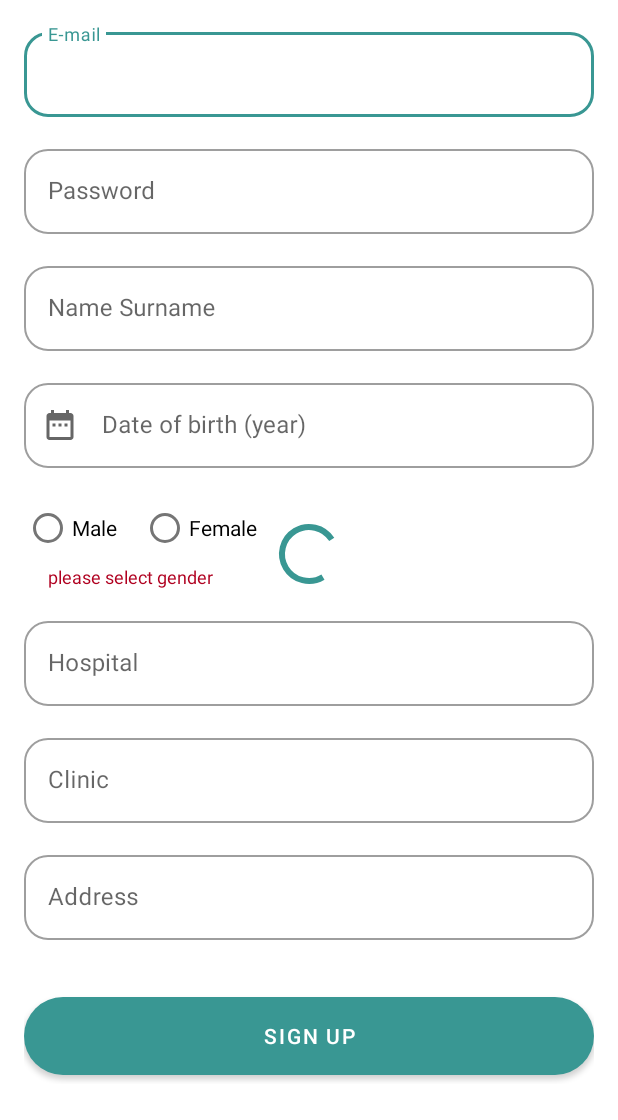
After one commit to envercelik/DoctorAppointmentSystem, an Android app: the layout fragment_doctor_signup.xml on its own in the app's theme, with its tools: preview values and no code run, on a phone screen of 412 x 824 dp. The commit adds this screen. Shown: the top 1120 px of the screen. Run offline under Robolectric (Android 15) with nearby library versions, the phone set to English and light mode, and no system bars.

Commit message:
create signup doctor ui

```diff
--- /dev/null
+++ b/app/src/main/java/com/envercelik/doctorappointmentsystem/ui/signup/SignupDoctorFragment.kt
@@ -0,0 +1,6 @@
+package com.envercelik.doctorappointmentsystem.ui.signup
+
+import androidx.fragment.app.Fragment
+
+class SignupDoctorFragment : Fragment() {
+}
--- /dev/null
+++ b/app/src/main/res/layout/fragment_doctor_signup.xml
@@ -0,0 +1,167 @@
+<?xml version="1.0" encoding="utf-8"?>
+<layout xmlns:android="http://schemas.android.com/apk/res/android"
+    xmlns:app="http://schemas.android.com/apk/res-auto"
+    xmlns:tools="http://schemas.android.com/tools">
+
+    <data>
+
+    </data>
+
+    <ScrollView
+        android:layout_width="match_parent"
+        android:layout_height="match_parent">
+
+        <FrameLayout
+            android:layout_width="match_parent"
+            android:layout_height="wrap_content">
+
+            <LinearLayout
+                android:layout_width="match_parent"
+                android:layout_height="wrap_content"
+                android:orientation="vertical"
+                android:padding="@dimen/padding_16"
+                tools:context=".ui.signup.SignupDoctorFragment">
+
+                <com.google.android.material.textfield.TextInputLayout
+                    android:id="@+id/textInputLayoutEmail"
+                    style="@style/roundedTextInputLayout"
+                    android:layout_width="match_parent"
+                    android:layout_height="wrap_content"
+                    android:hint="@string/email">
+
+                    <com.google.android.material.textfield.TextInputEditText
+                        android:layout_width="match_parent"
+                        android:layout_height="wrap_content"
+                        android:inputType="textEmailAddress" />
+                </com.google.android.material.textfield.TextInputLayout>
+
+                <com.google.android.material.textfield.TextInputLayout
+                    android:id="@+id/textInputLayoutPassword"
+                    style="@style/roundedTextInputLayout"
+                    android:layout_width="match_parent"
+                    android:layout_height="wrap_content"
+                    android:hint="@string/password">
+
+                    <com.google.android.material.textfield.TextInputEditText
+                        android:layout_width="match_parent"
+                        android:layout_height="wrap_content"
+                        android:inputType="textPassword"
+                        app:endIconMode="password_toggle" />
+                </com.google.android.material.textfield.TextInputLayout>
+
+                <com.google.android.material.textfield.TextInputLayout
+                    android:id="@+id/textInputLayoutNameSurname"
+                    style="@style/roundedTextInputLayout"
+                    android:layout_width="match_parent"
+                    android:layout_height="wrap_content"
+                    android:hint="@string/name_surname">
+
+                    <com.google.android.material.textfield.TextInputEditText
+                        android:layout_width="match_parent"
+                        android:layout_height="wrap_content"
+                        android:inputType="textPersonName" />
+                </com.google.android.material.textfield.TextInputLayout>
+
+                <com.google.android.material.textfield.TextInputLayout
+                    android:id="@+id/textInputLayoutBirthday"
+                    style="@style/roundedTextInputLayout"
+                    android:layout_width="match_parent"
+                    android:layout_height="wrap_content"
+                    android:hint="@string/birthday"
+                    app:startIconDrawable="@drawable/ic_baseline_date_range_24">
+
+                    <com.google.android.material.textfield.TextInputEditText
+                        android:layout_width="match_parent"
+                        android:layout_height="wrap_content"
+                        android:inputType="date"
+                        android:maxLength="4" />
+                </com.google.android.material.textfield.TextInputLayout>
+
+                <RadioGroup
+                    android:id="@+id/radioGroupGender"
+                    android:layout_width="match_parent"
+                    android:layout_height="wrap_content"
+                    android:orientation="horizontal">
+
+                    <RadioButton
+                        android:id="@+id/radioButtonMale"
+                        android:layout_width="wrap_content"
+                        android:layout_height="match_parent"
+                        android:layout_marginEnd="16dp"
+                        android:text="@string/male"
+                        android:value="1" />
+
+                    <RadioButton
+                        android:id="@+id/radioButtonFemale"
+                        android:layout_width="wrap_content"
+                        android:layout_height="match_parent"
+                        android:text="@string/female"
+                        android:value="2" />
+                </RadioGroup>
+
+                <TextView
+                    android:layout_width="wrap_content"
+                    android:layout_height="wrap_content"
+                    android:layout_marginStart="16dp"
+                    android:layout_marginBottom="16dp"
+                    android:text="@string/please_select_gender"
+                    android:textColor="@color/errorTextColor"
+                    android:textSize="12sp" />
+
+                <com.google.android.material.textfield.TextInputLayout
+                    android:id="@+id/textInputLayoutHospitalName"
+                    style="@style/roundedTextInputLayout"
+                    android:layout_width="match_parent"
+                    android:layout_height="wrap_content"
+                    android:hint="@string/hospital">
+
+                    <com.google.android.material.textfield.TextInputEditText
+                        android:layout_width="match_parent"
+                        android:layout_height="wrap_content"
+                        android:inputType="textPersonName" />
+                </com.google.android.material.textfield.TextInputLayout>
+
+                <com.google.android.material.textfield.TextInputLayout
+                    android:id="@+id/textInputLayoutClinicName"
+                    style="@style/roundedTextInputLayout"
+                    android:layout_width="match_parent"
+                    android:layout_height="wrap_content"
+                    android:hint="@string/clinic">
+
+                    <com.google.android.material.textfield.TextInputEditText
+                        android:layout_width="match_parent"
+                        android:layout_height="wrap_content"
+                        android:inputType="textPersonName" />
+                </com.google.android.material.textfield.TextInputLayout>
+
+                <com.google.android.material.textfield.TextInputLayout
+                    android:id="@+id/textInputLayoutAddress"
+                    style="@style/roundedTextInputLayout"
+                    android:layout_width="match_parent"
+                    android:layout_height="wrap_content"
+                    android:hint="@string/address">
+
+                    <com.google.android.material.textfield.TextInputEditText
+                        android:layout_width="match_parent"
+                        android:layout_height="wrap_content"
+                        android:inputType="textPersonName" />
+                </com.google.android.material.textfield.TextInputLayout>
+
+                <Button
+                    android:id="@+id/buttonSignup"
+                    android:layout_width="match_parent"
+                    android:layout_height="64dp"
+                    android:layout_marginTop="16dp"
+                    android:text="@string/signup"
+                    app:cornerRadius="32dp" />
+            </LinearLayout>
+
+            <com.google.android.material.progressindicator.CircularProgressIndicator
+                android:id="@+id/progressIndicator"
+                android:layout_width="wrap_content"
+                android:layout_height="wrap_content"
+                android:layout_gravity="center"
+                android:indeterminate="true" />
+        </FrameLayout>
+    </ScrollView>
+</layout>
--- a/app/src/main/res/values/strings.xml
+++ b/app/src/main/res/values/strings.xml
@@ -10,4 +10,7 @@
     <string name="please_select_gender">please select gender</string>
     <string name="login">Login</string>
     <string name="create_an_account">or create an account?</string>
+    <string name="hospital">Hospital</string>
+    <string name="clinic">Clinic</string>
+    <string name="address">Address</string>
 </resources>
```
